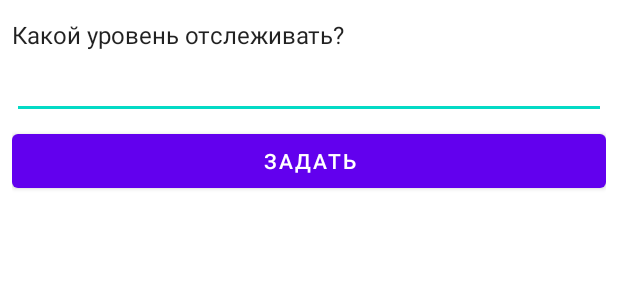
After one commit to ashusharin/DollarRateApp, an Android app: the layout rate_dialog.xml on its own in the app's theme, with its tools: preview values and no code run, on a phone screen of 412 x 824 dp. The commit adds this screen. Shown: the top 300 px of the screen. Run offline under Robolectric (Android 15) with nearby library versions, the phone set to English and light mode, and no system bars.

Commit message:
Add dialog for choosen rate

```diff
--- a/app/src/main/res/layout/activity_main.xml
+++ b/app/src/main/res/layout/activity_main.xml
@@ -13,7 +13,7 @@
         android:text="@string/tv_dollar_rate"
         android:textAlignment="center"
         style="@style/TextAppearance.AppCompat.Body1"
-        android:textSize="16sp"/>
+        android:textSize="@dimen/Text16"/>
 
     <androidx.recyclerview.widget.RecyclerView
         android:id="@+id/recyclerView"
--- /dev/null
+++ b/app/src/main/res/layout/rate_dialog.xml
@@ -0,0 +1,29 @@
+<?xml version="1.0" encoding="utf-8"?>
+<androidx.appcompat.widget.LinearLayoutCompat xmlns:android="http://schemas.android.com/apk/res/android"
+    android:layout_width="match_parent"
+    android:layout_height="match_parent"
+    android:orientation="vertical"
+    android:padding="@dimen/padding8">
+
+    <TextView
+        android:layout_width="match_parent"
+        android:layout_height="wrap_content"
+        android:layout_marginTop="@dimen/Padding4"
+        android:text="@string/dollar_fix_value"
+        style="@style/TextAppearance.AppCompat.Body1"
+        android:textSize="@dimen/Text16"/>
+
+    <androidx.appcompat.widget.AppCompatEditText
+        android:id="@+id/et_dollar"
+        android:layout_width="match_parent"
+        android:layout_height="wrap_content"
+        android:inputType="number"/>
+
+    <Button
+        android:id="@+id/btn_save_price"
+        android:layout_width="match_parent"
+        android:layout_height="wrap_content"
+        android:text="@string/set"
+        android:layout_marginTop="@dimen/Padding4"
+        android:layout_marginBottom="@dimen/Padding4"/>
+</androidx.appcompat.widget.LinearLayoutCompat>
--- a/app/src/main/res/values/dimens.xml
+++ b/app/src/main/res/values/dimens.xml
@@ -2,4 +2,5 @@
 <resources>
     <dimen name="padding8">8dp</dimen>
     <dimen name="Padding4">4dp</dimen>
+    <dimen name="Text16">16sp</dimen>
 </resources>
--- a/app/src/main/res/values/strings.xml
+++ b/app/src/main/res/values/strings.xml
@@ -7,4 +7,9 @@
     <string name="tv_dollar_rate">Динамика курса доллара за последний месяц</string>
     <string name="channel_name">Dollar rate</string>
     <string name="channel_description">Today dollar rate is up</string>
+    <string name="dollar_fix_value">Какой уровень отслеживать?</string>
+    <string name="Price">Цена</string>
+    <string name="plus">+</string>
+    <string name="create_new_value">Задать новую цену</string>
+    <string name="set">Задать</string>
 </resources>
```
Also changed, not shown: app/src/main/java/com/shusharin/dollarrateapp/MainActivity.kt (+40 -6 lines), app/src/main/java/com/shusharin/dollarrateapp/ui/MainViewModel.kt (+9 -0 lines), app/src/main/res/menu/menu_main.xml (added, +8 -0 lines).
